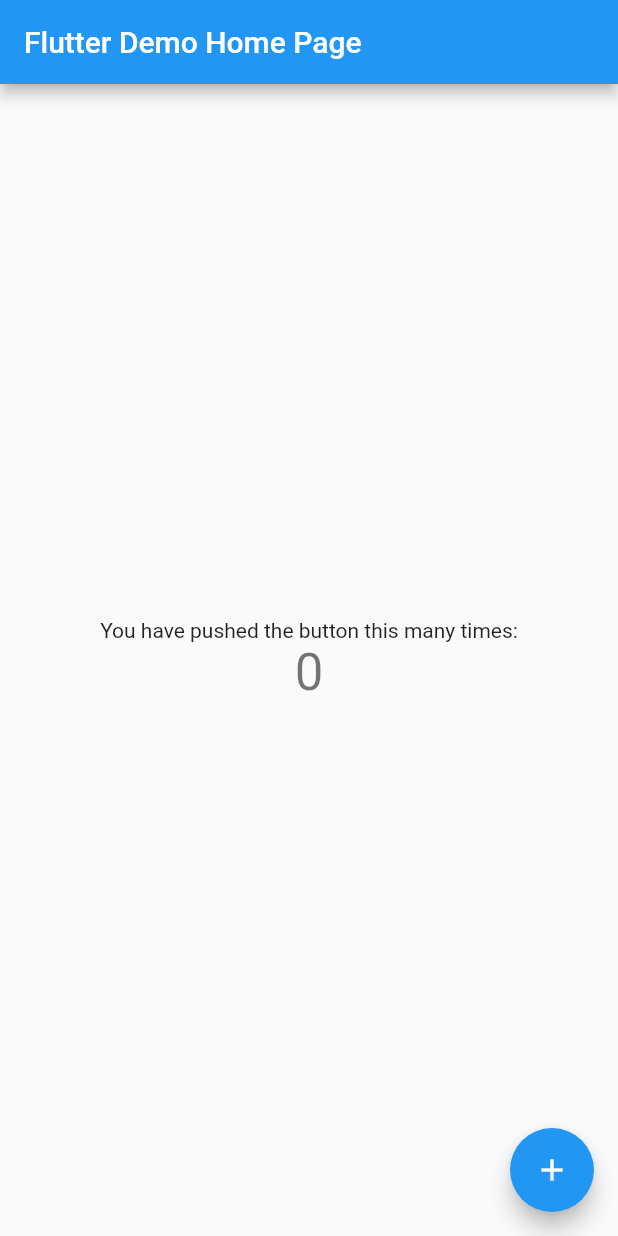
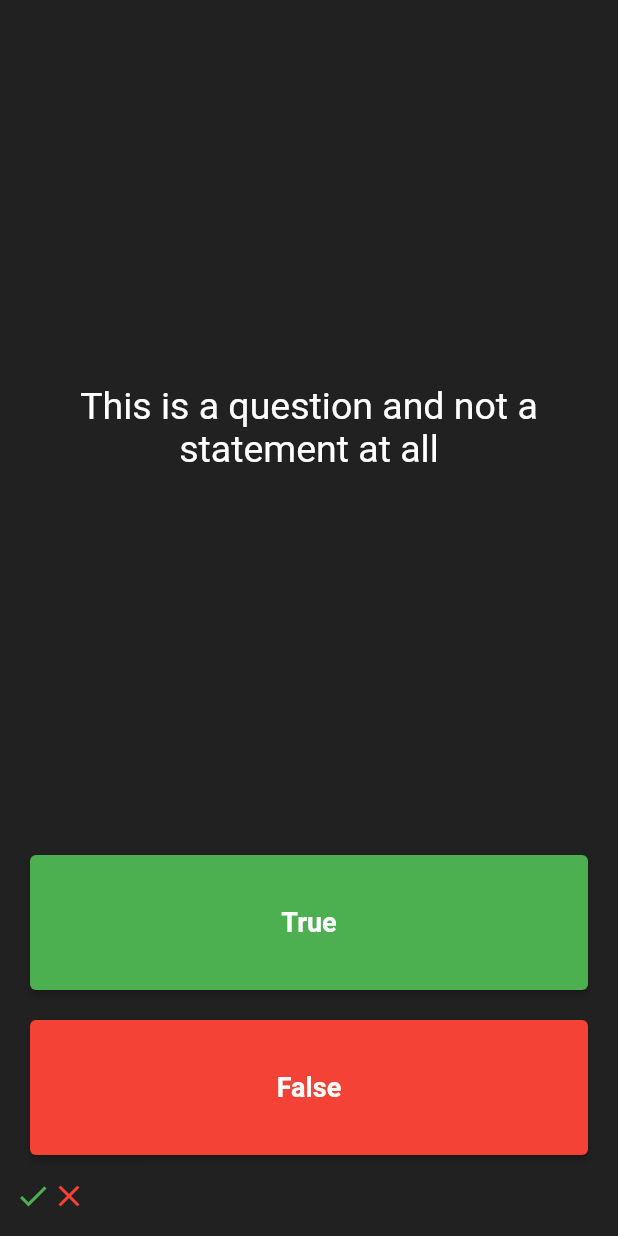
Before and after one commit to TechSupportz/Quizzo-flutter, a Flutter app: the screen it shows after launch, on a phone screen of 412 x 824 dp. Run offline on Flutter 3.47's test engine with Material 2 defaults, Android fonts, the phone set to English and light mode, and no system bars.

Commit message:
Made static UI

```diff
--- a/lib/main.dart
+++ b/lib/main.dart
@@ -1,115 +1,107 @@
 import 'package:flutter/material.dart';
 
 void main() {
-  runApp(const MyApp());
+  runApp(const Quizzo());
 }
 
-class MyApp extends StatelessWidget {
-  const MyApp({Key? key}) : super(key: key);
+class Quizzo extends StatelessWidget {
+  const Quizzo({Key? key}) : super(key: key);
 
-  // This widget is the root of your application.
   @override
   Widget build(BuildContext context) {
     return MaterialApp(
-      title: 'Flutter Demo',
-      theme: ThemeData(
-        // This is the theme of your application.
-        //
-        // Try running your application with "flutter run". You'll see the
-        // application has a blue toolbar. Then, without quitting the app, try
-        // changing the primarySwatch below to Colors.green and then invoke
-        // "hot reload" (press "r" in the console where you ran "flutter run",
-        // or simply save your changes to "hot reload" in a Flutter IDE).
-        // Notice that the counter didn't reset back to zero; the application
-        // is not restarted.
-        primarySwatch: Colors.blue,
+      home: Scaffold(
+        backgroundColor: Colors.grey.shade900,
+        body: const SafeArea(
+          child: Padding(
+            padding: EdgeInsets.all(10),
+            child: QuizScreen(),
+          ),
+        ),
       ),
-      home: const MyHomePage(title: 'Flutter Demo Home Page'),
     );
   }
 }
 
-class MyHomePage extends StatefulWidget {
-  const MyHomePage({Key? key, required this.title}) : super(key: key);
-
-  // This widget is the home page of your application. It is stateful, meaning
-  // that it has a State object (defined below) that contains fields that affect
-  // how it looks.
-
-  // This class is the configuration for the state. It holds the values (in this
-  // case the title) provided by the parent (in this case the App widget) and
-  // used by the build method of the State. Fields in a Widget subclass are
-  // always marked "final".
-
-  final String title;
+class QuizScreen extends StatefulWidget {
+  const QuizScreen({Key? key}) : super(key: key);
 
   @override
-  State<MyHomePage> createState() => _MyHomePageState();
+  State<QuizScreen> createState() => _QuizScreenState();
 }
 
-class _MyHomePageState extends State<MyHomePage> {
-  int _counter = 0;
-
-  void _incrementCounter() {
-    setState(() {
-      // This call to setState tells the Flutter framework that something has
-      // changed in this State, which causes it to rerun the build method below
-      // so that the display can reflect the updated values. If we changed
-      // _counter without calling setState(), then the build method would not be
-      // called again, and so nothing would appear to happen.
-      _counter++;
-    });
-  }
+class _QuizScreenState extends State<QuizScreen> {
+  List<Widget> scoreKeeperList = [
+    Icon(
+      Icons.check,
+      color: Colors.green,
+      size: 24,
+    ),
+    Icon(
+      Icons.close,
+      color: Colors.red,
+    ),
+  ];
 
   @override
   Widget build(BuildContext context) {
-    // This method is rerun every time setState is called, for instance as done
-    // by the _incrementCounter method above.
-    //
-    // The Flutter framework has been optimized to make rerunning build methods
-    // fast, so that you can just rebuild anything that needs updating rather
-    // than having to individually change instances of widgets.
-    return Scaffold(
-      appBar: AppBar(
-        // Here we take the value from the MyHomePage object that was created by
-        // the App.build method, and use it to set our appbar title.
-        title: Text(widget.title),
-      ),
-      body: Center(
-        // Center is a layout widget. It takes a single child and positions it
-        // in the middle of the parent.
-        child: Column(
-          // Column is also a layout widget. It takes a list of children and
-          // arranges them vertically. By default, it sizes itself to fit its
-          // children horizontally, and tries to be as tall as its parent.
-          //
-          // Invoke "debug painting" (press "p" in the console, choose the
-          // "Toggle Debug Paint" action from the Flutter Inspector in Android
-          // Studio, or the "Toggle Debug Paint" command in Visual Studio Code)
-          // to see the wireframe for each widget.
-          //
-          // Column has various properties to control how it sizes itself and
-          // how it positions its children. Here we use mainAxisAlignment to
-          // center the children vertically; the main axis here is the vertical
-          // axis because Columns are vertical (the cross axis would be
-          // horizontal).
-          mainAxisAlignment: MainAxisAlignment.center,
-          children: <Widget>[
-            const Text(
-              'You have pushed the button this many times:',
+    return Column(
+      crossAxisAlignment: CrossAxisAlignment.stretch,
+      children: [
+        Expanded(
+          flex: 5,
+          child: Center(
+            child: Text(
+              'This is a question and not a statement at all',
+              textAlign: TextAlign.center,
+              style: TextStyle(color: Colors.white, fontSize: 25.0),
             ),
-            Text(
-              '$_counter',
-              style: Theme.of(context).textTheme.headline4,
+          ),
+        ),
+        Expanded(
+          child: Padding(
+            padding: const EdgeInsets.all(10.0),
+            child: ElevatedButton(
+                onPressed: () => debugPrint('true was pressed'),
+                child: const Text(
+                  'True',
+                  style: TextStyle(fontSize: 18, fontWeight: FontWeight.bold),
+                ),
+                style: ButtonStyle(
+                  backgroundColor: MaterialStateProperty.all(Colors.green),
+                )),
+          ),
+        ),
+        Expanded(
+          child: Padding(
+            padding: const EdgeInsets.all(10.0),
+            child: ElevatedButton(
+              onPressed: () => debugPrint('false was pressed'),
+              child: const Text(
+                'False',
+                style: TextStyle(fontSize: 18, fontWeight: FontWeight.bold),
+              ),
+              style: ButtonStyle(
+                backgroundColor: MaterialStateProperty.all(Colors.red),
+              ),
             ),
-          ],
+          ),
         ),
-      ),
-      floatingActionButton: FloatingActionButton(
-        onPressed: _incrementCounter,
-        tooltip: 'Increment',
-        child: const Icon(Icons.add),
-      ), // This trailing comma makes auto-formatting nicer for build methods.
+        Padding(
+          padding: const EdgeInsets.symmetric(vertical: 5.0),
+          child: Row(
+            children: [
+              if (scoreKeeperList.isEmpty)
+                const SizedBox(
+                  width: 24,
+                  height: 24,
+                )
+              else
+                ...scoreKeeperList,
+            ],
+          ),
+        )
+      ],
     );
   }
 }
```
Also changed, not shown: 1 other file.
